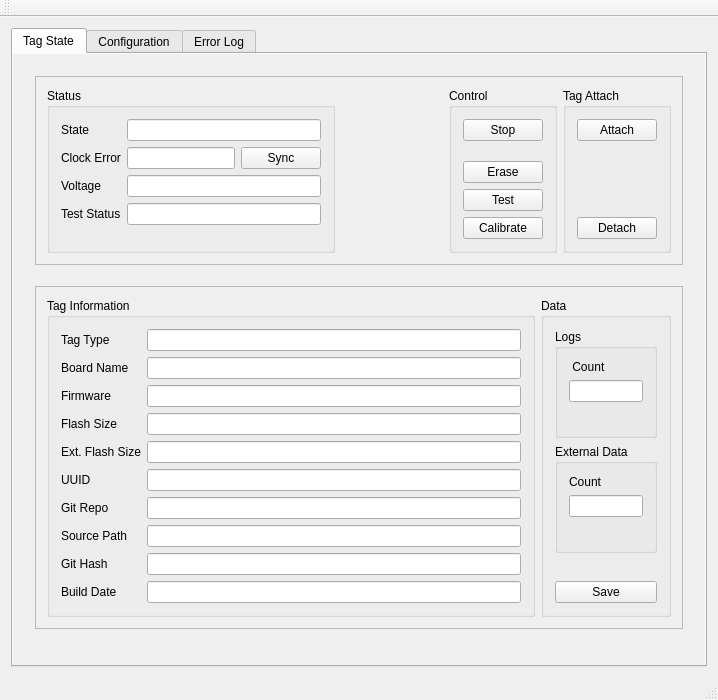
Before: the Qt Designer form host/applications/qtmon/mainwindow.ui in tag-designs/software, drawn with Qt 5.
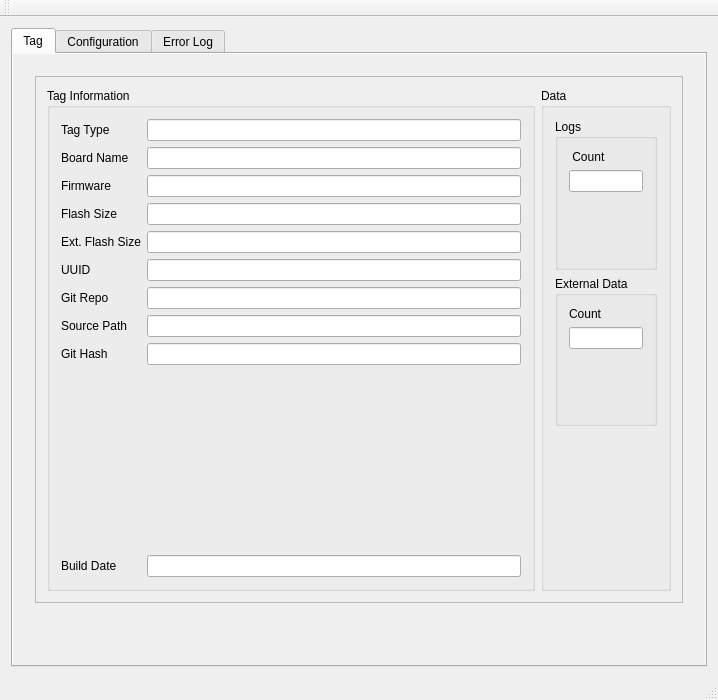
After: the same form once the commit is applied. Custom widgets are drawn as their Qt base class.

Commit message: qtmonitor: menus and a status strip in place of buttons

```diff
--- a/host/applications/qtmon/mainwindow.ui
+++ b/host/applications/qtmon/mainwindow.ui
@@ -45,7 +45,7 @@
           <bool>true</bool>
          </property>
          <attribute name="title">
-          <string>Tag State</string>
+          <string>Tag</string>
          </attribute>
          <layout class="QVBoxLayout" name="targetTabLayout">
           <item>
@@ -59,300 +59,6 @@
            </rect>
           </property>
           <layout class="QVBoxLayout" name="verticalLayout_10">
-           <item>
-            <widget class="QFrame" name="frame_6">
-             <property name="frameShape">
-              <enum>QFrame::StyledPanel</enum>
-             </property>
-             <property name="frameShadow">
-              <enum>QFrame::Raised</enum>
-             </property>
-             <layout class="QHBoxLayout" name="horizontalLayout_15">
-              <item>
-               <widget class="QGroupBox" name="StatusGroup">
-                <property name="sizePolicy">
-                 <sizepolicy hsizetype="MinimumExpanding" vsizetype="Preferred">
-                  <horstretch>0</horstretch>
-                  <verstretch>0</verstretch>
-                 </sizepolicy>
-                </property>
-                <property name="toolTip">
-                 <string>Status of attached tag</string>
-                </property>
-                <property name="title">
-                 <string>Status</string>
-                </property>
-                <layout class="QGridLayout" name="gridLayout_6">
-                 <item row="0" column="0">
-                  <widget class="QLabel" name="State_Label">
-                   <property name="text">
-                    <string>State</string>
-                   </property>
-                  </widget>
-                 </item>
-                 <item row="1" column="1">
-                  <layout class="QHBoxLayout" name="horizontalLayout_10">
-                   <item>
-                    <widget class="QLineEdit" name="timeError">
-                     <property name="sizePolicy">
-                      <sizepolicy hsizetype="Minimum" vsizetype="Minimum">
-                       <horstretch>1</horstretch>
-                       <verstretch>0</verstretch>
-                      </sizepolicy>
-                     </property>
-                     <property name="toolTip">
-                      <string>Difference between tag's onboard clock and this computer's clock.</string>
-                     </property>
-                     <property name="alignment">
-                      <set>Qt::AlignRight|Qt::AlignTrailing|Qt::AlignVCenter</set>
-                     </property>
-                     <property name="readOnly">
-                      <bool>true</bool>
-                     </property>
-                    </widget>
-                   </item>
-                   <item>
-                    <widget class="QPushButton" name="syncButton">
-                     <property name="toolTip">
-                      <string>Set target clock equal to PC clock (only enabled when tag is &quot;Idle&quot;)</string>
-                     </property>
-                     <property name="text">
-                      <string>Sync</string>
-                     </property>
-                    </widget>
-                   </item>
-                  </layout>
-                 </item>
-                 <item row="4" column="1">
-                  <widget class="QLineEdit" name="info_testStatus">
-                   <property name="sizePolicy">
-                    <sizepolicy hsizetype="Preferred" vsizetype="Fixed">
-                     <horstretch>2</horstretch>
-                     <verstretch>0</verstretch>
-                    </sizepolicy>
-                   </property>
-                   <property name="alignment">
-                    <set>Qt::AlignRight|Qt::AlignTrailing|Qt::AlignVCenter</set>
-                   </property>
-                   <property name="readOnly">
-                    <bool>true</bool>
-                   </property>
-                  </widget>
-                 </item>
-                 <item row="1" column="0">
-                  <widget class="QLabel" name="ClockError">
-                   <property name="text">
-                    <string>Clock Error</string>
-                   </property>
-                  </widget>
-                 </item>
-                 <item row="3" column="0">
-                  <widget class="QLabel" name="Voltage">
-                   <property name="text">
-                    <string>Voltage</string>
-                   </property>
-                  </widget>
-                 </item>
-                 <item row="4" column="0">
-                  <widget class="QLabel" name="label_selftest">
-                   <property name="text">
-                    <string>Test Status</string>
-                   </property>
-                  </widget>
-                 </item>
-                 <item row="0" column="1">
-                  <widget class="QLineEdit" name="State">
-                   <property name="sizePolicy">
-                    <sizepolicy hsizetype="Minimum" vsizetype="Fixed">
-                     <horstretch>1</horstretch>
-                     <verstretch>0</verstretch>
-                    </sizepolicy>
-                   </property>
-                   <property name="toolTip">
-                    <string>Run &quot;state&quot; of attached tag</string>
-                   </property>
-                   <property name="alignment">
-                    <set>Qt::AlignRight|Qt::AlignTrailing|Qt::AlignVCenter</set>
-                   </property>
-                   <property name="readOnly">
-                    <bool>true</bool>
-                   </property>
-                  </widget>
-                 </item>
-                 <item row="3" column="1">
-                  <widget class="QLineEdit" name="info_Voltage">
-                   <property name="sizePolicy">
-                    <sizepolicy hsizetype="Minimum" vsizetype="Fixed">
-                     <horstretch>1</horstretch>
-                     <verstretch>0</verstretch>
-                    </sizepolicy>
-                   </property>
-                   <property name="toolTip">
-                    <string>Voltage of tag battery</string>
-                   </property>
-                   <property name="maxLength">
-                    <number>4</number>
-                   </property>
-                   <property name="alignment">
-                    <set>Qt::AlignRight|Qt::AlignTrailing|Qt::AlignVCenter</set>
-                   </property>
-                   <property name="readOnly">
-                    <bool>true</bool>
-                   </property>
-                  </widget>
-                 </item>
-                 <item row="6" column="1">
-                  <spacer name="verticalSpacer_2">
-                   <property name="orientation">
-                    <enum>Qt::Vertical</enum>
-                   </property>
-                   <property name="sizeHint" stdset="0">
-                    <size>
-                     <width>20</width>
-                     <height>40</height>
-                    </size>
-                   </property>
-                  </spacer>
-                 </item>
-                </layout>
-               </widget>
-              </item>
-              <item>
-               <spacer name="horizontalSpacer">
-                <property name="orientation">
-                 <enum>Qt::Horizontal</enum>
-                </property>
-                <property name="sizeHint" stdset="0">
-                 <size>
-                  <width>60</width>
-                  <height>20</height>
-                 </size>
-                </property>
-               </spacer>
-              </item>
-              <item>
-               <widget class="QGroupBox" name="ControlGroup">
-                <property name="title">
-                 <string>Control</string>
-                </property>
-                <layout class="QVBoxLayout" name="verticalLayout_4">
-                 <item>
-                  <widget class="QPushButton" name="stopButton">
-                   <property name="toolTip">
-                    <string>Stop data collection (cannot be restarted without erasing tag)</string>
-                   </property>
-                   <property name="text">
-                    <string>Stop</string>
-                   </property>
-                  </widget>
-                 </item>
-                 <item>
-                  <spacer name="verticalSpacer_3">
-                   <property name="orientation">
-                    <enum>Qt::Vertical</enum>
-                   </property>
-                   <property name="sizeHint" stdset="0">
-                    <size>
-                     <width>20</width>
-                     <height>40</height>
-                    </size>
-                   </property>
-                  </spacer>
-                 </item>
-                 <item>
-                  <widget class="QPushButton" name="eraseButton">
-                   <property name="toolTip">
-                    <string>Erase Flash (proceed with caution !)</string>
-                   </property>
-                   <property name="statusTip">
-                    <string/>
-                   </property>
-                   <property name="text">
-                    <string>Erase</string>
-                   </property>
-                  </widget>
-                 </item>
-                 <item>
-                  <widget class="QPushButton" name="testButton">
-                   <property name="toolTip">
-                    <string>Run tag self-tests (may take several seconds)</string>
-                   </property>
-                   <property name="text">
-                    <string>Test</string>
-                   </property>
-                  </widget>
-                 </item>
-                 <item>
-                  <widget class="QPushButton" name="calibrateButton">
-                   <property name="toolTip">
-                    <string extracomment="Enter state for reading sensors"/>
-                   </property>
-                   <property name="text">
-                    <string>Calibrate</string>
-                   </property>
-                  </widget>
-                 </item>
-                </layout>
-               </widget>
-              </item>
-              <item>
-               <widget class="QGroupBox" name="groupBox_3">
-                <property name="title">
-                 <string>Tag Attach</string>
-                </property>
-                <layout class="QVBoxLayout" name="verticalLayout_18">
-                 <item>
-                  <widget class="QPushButton" name="Attach">
-                   <property name="toolTip">
-                    <string>Attach to tag</string>
-                   </property>
-                   <property name="text">
-                    <string>Attach</string>
-                   </property>
-                  </widget>
-                 </item>
-                 <item>
-                  <spacer name="verticalSpacer_6">
-                   <property name="orientation">
-                    <enum>Qt::Vertical</enum>
-                   </property>
-                   <property name="sizeHint" stdset="0">
-                    <size>
-                     <width>20</width>
-                     <height>40</height>
-                    </size>
-                   </property>
-                  </spacer>
-                 </item>
-                 <item>
-                  <widget class="QPushButton" name="Detach">
-                   <property name="toolTip">
-                    <string>Detach from tag</string>
-                   </property>
-                   <property name="text">
-                    <string>Detach</string>
-                   </property>
-                  </widget>
-                 </item>
-                </layout>
-               </widget>
-              </item>
-             </layout>
-            </widget>
-           </item>
-           <item>
-            <spacer name="verticalSpacer_4">
-             <property name="orientation">
-              <enum>Qt::Vertical</enum>
-             </property>
-             <property name="sizeHint" stdset="0">
-              <size>
-               <width>20</width>
-               <height>40</height>
-              </size>
-             </property>
-            </spacer>
-           </item>
            <item>
             <widget class="QFrame" name="frame_4">
              <property name="sizePolicy">
@@ -780,16 +486,6 @@
                    </property>
                   </spacer>
                  </item>
-                 <item>
-                  <widget class="QPushButton" name="tagLogSaveButton">
-                   <property name="toolTip">
-                    <string>Download data to file</string>
-                   </property>
-                   <property name="text">
-                    <string>Save</string>
-                   </property>
-                  </widget>
-                 </item>
                 </layout>
                </widget>
               </item>
```
Left out of the diff: 2 changed lines with no effect on the pictures. The commit also changes 40 other files.
